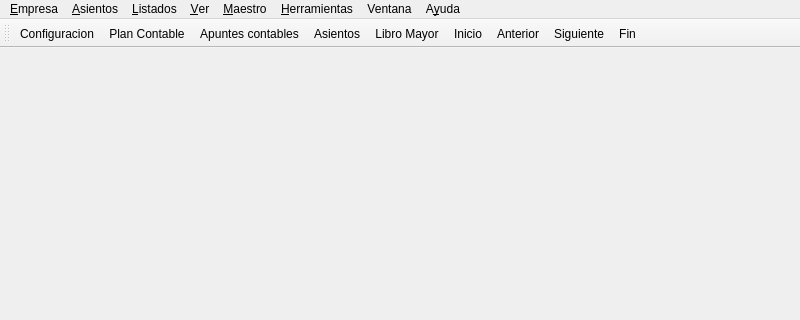
Qt form bulmages/bulmacont/src/bcbulmacontbase.ui (eboladev/Bulmages-1) before a commit; both pictures show x 0 to 800 and y 0 to 320 of the 800 by 600 pixel window.
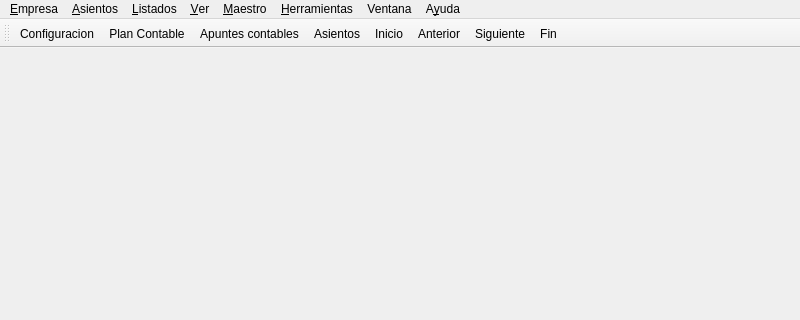
The same form after that commit. Icons and pictures are not drawn.

Commit message: Arreglo el icono del toolbar del libro mayor de bulmacont

Patch:
```diff
--- a/bulmages/bulmacont/src/bcbulmacontbase.ui
+++ b/bulmages/bulmacont/src/bcbulmacontbase.ui
@@ -140,7 +140,6 @@
    <addaction name="actionPlan_Contable"/>
    <addaction name="actionApuntes_Contables"/>
    <addaction name="actionAsientos"/>
-   <addaction name="actionLibro_Mayor"/>
    <addaction name="actionInicio"/>
    <addaction name="actionAnterior"/>
    <addaction name="actionSiguiente"/>
@@ -242,15 +241,6 @@
     <string>Ctrl+A</string>
    </property>
   </action>
-  <action name="actionLibro_Mayor">
-   <property name="icon">
-    <iconset resource="../../bulmages.qrc">
-     <normaloff>:/Images/bank-statement.png</normaloff>:/Images/bank-statement.png</iconset>
-   </property>
-   <property name="text">
-    <string>Libro &amp;Mayor</string>
-   </property>
-  </action>
   <action name="actionFormas_de_Pago">
    <property name="text">
     <string>Formas de &amp;pago</string>
```
Left out of the diff: 1 changed line with no effect on the pictures. The commit also changes 2 other files.
